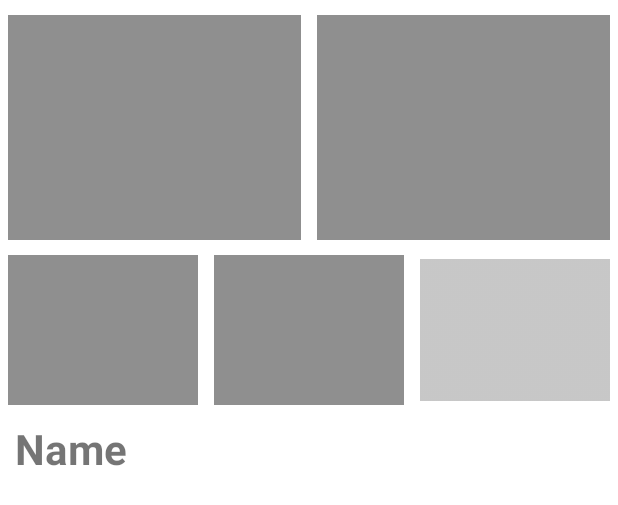
After one commit to tientran505/hotel-booking-android-app, an Android app: the layout fragment_booking_detail_image_title.xml on its own in the app's theme, with its tools: preview values and no code run, on a phone screen of 412 x 824 dp. The commit adds this screen. Shown: the top 505 px of the screen. Run offline under Robolectric (Android 15) with nearby library versions, the phone set to English and light mode, and no system bars.

Commit message:
fragment image  &  datepick

```diff
--- a/app/src/main/AndroidManifest.xml
+++ b/app/src/main/AndroidManifest.xml
@@ -14,6 +14,9 @@
         tools:targetApi="31">
         <activity
             android:name=".MainActivity"
+            android:exported="false" />
+        <activity
+            android:name=".BookingDetailActivity"
             android:exported="true">
             <intent-filter>
                 <action android:name="android.intent.action.MAIN" />
--- a/app/src/main/java/com/example/stayfinder/BookingAdapter.kt
+++ b/app/src/main/java/com/example/stayfinder/BookingAdapter.kt
@@ -29,7 +29,7 @@ class BookingAdapter (private var item: ArrayList<Booking>) : RecyclerView.Adapt
     override fun onBindViewHolder(holder: ViewHolder, position: Int) {
         val moneyexchange = DecimalFormat("###,###,###,###.##"+"đ");
         holder.nameTv.setText(this.item[position].titlename)
-        holder.infoTv.setText(this.item[position].period + " - "+moneyexchange.format(this.item[position].price))
+        holder.infoTv.setText(this.item[position].dateStart+ " - "+ this.item[position].dateEnd + " _ "+moneyexchange.format(this.item[position].price))
         holder.statusTv.setText(this.item[position].status)
         if(this.item[position].status == "Cancel"){
             holder.statusTv.setTextColor(Color.parseColor("#d13838"))
--- /dev/null
+++ b/app/src/main/res/layout/fragment_booking_detail_image_title.xml
@@ -0,0 +1,133 @@
+<?xml version="1.0" encoding="utf-8"?>
+<FrameLayout xmlns:android="http://schemas.android.com/apk/res/android"
+    xmlns:app="http://schemas.android.com/apk/res-auto"
+    xmlns:tools="http://schemas.android.com/tools"
+    android:layout_width="match_parent"
+    android:layout_height="match_parent"
+    tools:context=".SubBookingDetailImage"
+    android:layout_gravity="center_horizontal">
+    <androidx.constraintlayout.widget.ConstraintLayout
+        android:layout_width="match_parent"
+        android:layout_height="match_parent">
+
+        <LinearLayout
+            android:id="@+id/linearLayout"
+            android:layout_width="match_parent"
+            android:layout_height="wrap_content"
+            android:gravity="center"
+            android:orientation="horizontal"
+            android:paddingTop="10dp"
+            app:layout_constraintEnd_toEndOf="parent"
+            app:layout_constraintStart_toStartOf="parent"
+            app:layout_constraintTop_toTopOf="parent">
+
+            <ImageView
+                android:id="@+id/imageView1"
+                android:layout_width="fill_parent"
+                android:layout_height="150dp"
+                android:layout_marginRight="5dp"
+                android:layout_marginLeft="5dp"
+                android:layout_weight="1"
+                android:adjustViewBounds="true"
+                android:scaleType="centerCrop"
+                android:src="@drawable/ic_grey" />
+
+            <ImageView
+                android:id="@+id/imageView2"
+                android:layout_width="fill_parent"
+                android:layout_height="150dp"
+                android:layout_marginLeft="5dp"
+                android:layout_marginRight="5dp"
+                android:layout_weight="1"
+                android:adjustViewBounds="true"
+                android:scaleType="centerCrop"
+                android:src="@drawable/ic_grey" />
+
+        </LinearLayout>
+
+        <LinearLayout
+            android:id="@+id/linearLayout2"
+            android:layout_width="0dp"
+            android:layout_height="wrap_content"
+            android:gravity="center"
+            android:orientation="horizontal"
+            android:paddingTop="10dp"
+            app:layout_constraintEnd_toEndOf="parent"
+            app:layout_constraintStart_toStartOf="parent"
+            app:layout_constraintTop_toBottomOf="@+id/linearLayout">
+
+            <ImageView
+                android:id="@+id/imageView3"
+                android:layout_width="fill_parent"
+                android:layout_height="100dp"
+                android:layout_marginLeft="5dp"
+                android:layout_marginRight="5dp"
+                android:layout_weight="1"
+                android:adjustViewBounds="true"
+                android:scaleType="centerCrop"
+                android:src="@drawable/ic_grey" />
+
+            <ImageView
+                android:id="@+id/imageView4"
+                android:layout_width="fill_parent"
+                android:layout_height="100dp"
+                android:layout_marginLeft="5dp"
+                android:layout_marginRight="5dp"
+                android:layout_weight="1"
+                android:adjustViewBounds="true"
+                android:scaleType="centerCrop"
+                android:src="@drawable/ic_grey" />
+
+            <androidx.constraintlayout.widget.ConstraintLayout
+                android:layout_width="fill_parent"
+                android:layout_height="wrap_content"
+                android:layout_marginLeft="5dp"
+                android:layout_marginRight="5dp"
+                android:layout_weight="1"
+                android:adjustViewBounds="true"
+                android:scaleType="centerCrop">
+
+                <ImageView
+                    android:id="@+id/imageView5"
+                    android:layout_width="fill_parent"
+                    android:layout_height="100dp"
+                    android:layout_weight="1"
+                    android:adjustViewBounds="true"
+                    android:alpha="0.5"
+                    android:src="@drawable/ic_grey"
+                    app:layout_constraintBottom_toBottomOf="parent"
+                    app:layout_constraintEnd_toEndOf="parent"
+                    app:layout_constraintStart_toStartOf="parent"
+                    app:layout_constraintTop_toTopOf="parent" />
+
+                <TextView
+                    android:id="@+id/noImageET"
+                    android:layout_width="wrap_content"
+                    android:layout_height="wrap_content"
+                    android:text=""
+                    android:textSize="25sp"
+                    app:layout_constraintBottom_toBottomOf="@+id/imageView5"
+                    app:layout_constraintEnd_toEndOf="@+id/imageView5"
+                    app:layout_constraintStart_toStartOf="@+id/imageView5"
+                    app:layout_constraintTop_toTopOf="@+id/imageView5">
+
+                </TextView>
+            </androidx.constraintlayout.widget.ConstraintLayout>
+        </LinearLayout>
+
+        <TextView
+            android:id="@+id/titleTv"
+            android:layout_width="0dp"
+            android:layout_height="wrap_content"
+            android:layout_marginStart="10dp"
+            android:layout_marginTop="10dp"
+            android:layout_marginEnd="10dp"
+            android:text="Name"
+            android:textSize="28sp"
+            android:textStyle="bold"
+            app:layout_constraintEnd_toEndOf="parent"
+            app:layout_constraintStart_toStartOf="parent"
+            app:layout_constraintTop_toBottomOf="@+id/linearLayout2" />
+
+    </androidx.constraintlayout.widget.ConstraintLayout>
+</FrameLayout>
--- a/app/src/main/res/values/colors.xml
+++ b/app/src/main/res/values/colors.xml
@@ -8,5 +8,6 @@
     <color name="black">#FF000000</color>
     <color name="white">#FFFFFFFF</color>
     <color name="primary">#003580</color>
+    <color name="grey">#adafb3</color>
     <color name="title_color">#FFFFFF</color>
 </resources>
```
Also changed, not shown: app/src/main/java/com/example/stayfinder/Booking.kt (+5 -3 lines), app/src/main/java/com/example/stayfinder/BookingDetailActivity.kt (added, +30 -0 lines), app/src/main/java/com/example/stayfinder/BookingFragment.kt (+5 -5 lines), app/src/main/java/com/example/stayfinder/SubBookingDetailImage.kt (added, +114 -0 lines), app/src/main/java/com/example/stayfinder/SubBookingDetailPeriod.kt (added, +146 -0 lines), app/src/main/java/com/example/stayfinder/bookingDetail.kt (added, +30 -0 lines), app/src/main/res/layout/activity_booking_detail.xml (added, +49 -0 lines), app/src/main/res/layout/custom_gridview.xml (added, +18 -0 lines), app/src/main/res/layout/fragment_sub_booking_detail_period.xml (added, +81 -0 lines), app/src/main/res/drawable/ic_grey.png (added).
